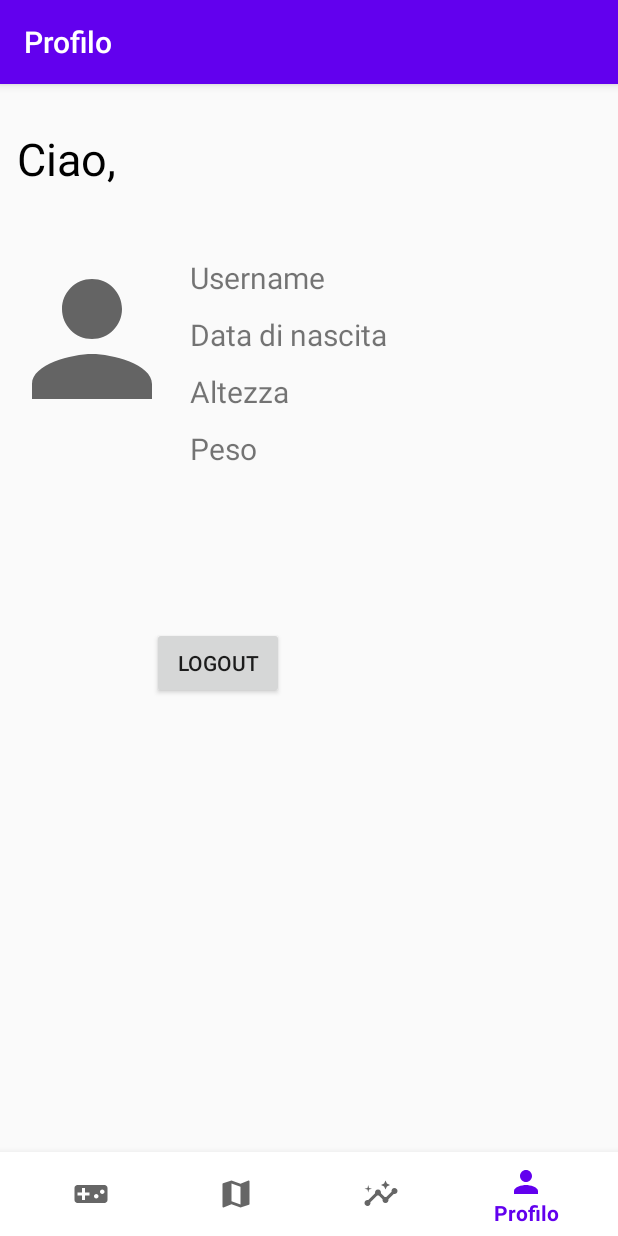
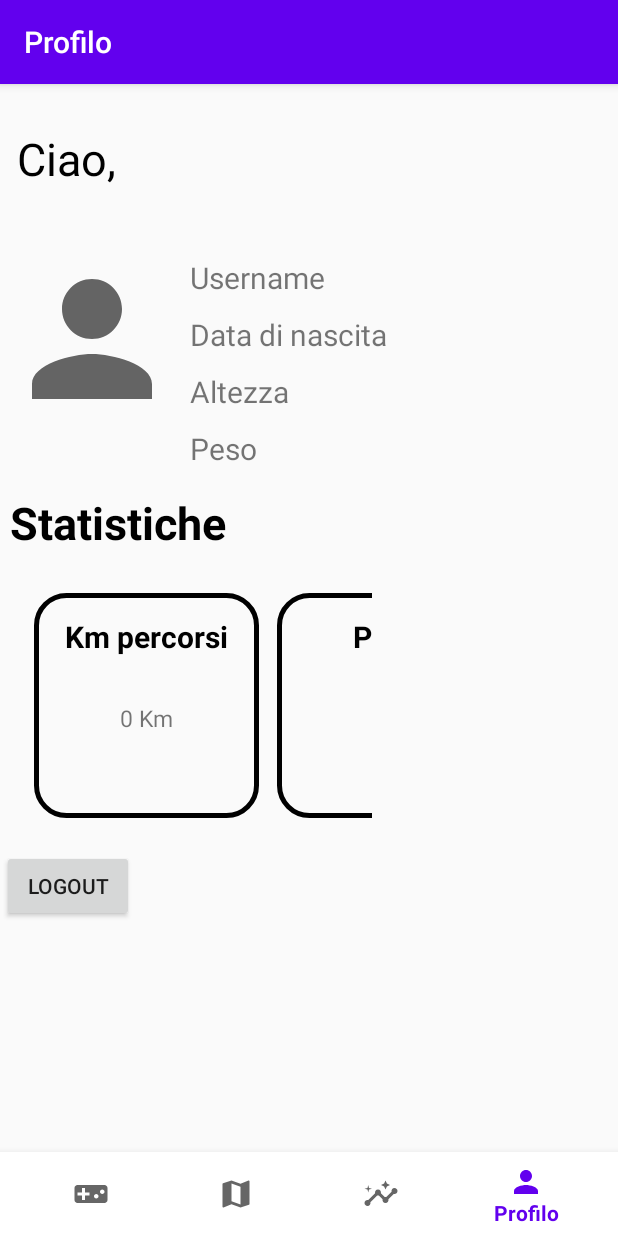
Before and after one commit to PaoloDiStasio98/JammBell, an Android app: the screen it shows after launch once a user with an empty profile is signed in (Main2Activity), on a phone screen of 412 x 824 dp. Run offline under Robolectric (Android 15) with nearby library versions, the phone set to English and light mode, and no system bars; our stand-ins replace Firebase (no records; nobody signed in at launch, a user with empty details on screens opened directly), navigation-ui.

Commit message:
Statistiche profilo

```diff
--- /dev/null
+++ b/app/src/main/java/com/example/jammbell/MyAdapter.java
@@ -0,0 +1,55 @@
+package com.example.jammbell;
+
+import android.content.Context;
+import android.view.LayoutInflater;
+import android.view.View;
+import android.view.ViewGroup;
+import android.widget.TextView;
+
+import androidx.annotation.NonNull;
+import androidx.recyclerview.widget.RecyclerView;
+
+import org.w3c.dom.Text;
+
+public class MyAdapter  extends RecyclerView.Adapter<MyAdapter.MyViewHolder> {
+
+    String data1[], data2[];
+    Context context;
+
+    public MyAdapter(Context ct, String Titoli[], String Descrizione[]) {
+        context = ct;
+        data1 = Titoli;
+        data2 = Descrizione;
+
+    }
+    @NonNull
+    @Override
+    public MyViewHolder onCreateViewHolder(@NonNull ViewGroup parent, int viewType) {
+        LayoutInflater inflater = LayoutInflater.from(context);
+       View view = inflater.inflate(R.layout.cell_layout, parent, false);
+        return new MyViewHolder(view);
+    }
+
+    @Override
+    public void onBindViewHolder( @NonNull MyAdapter.MyViewHolder holder, int position) {
+        holder.TitoloTextView.setText(data1[position]);
+        holder.DescrizioneTextView.setText(data2[position]);
+    }
+
+    @Override
+    public int getItemCount() {
+        return data1.length;
+    }
+
+    public class MyViewHolder extends RecyclerView.ViewHolder {
+
+        TextView TitoloTextView;
+        TextView DescrizioneTextView;
+
+        public MyViewHolder(@NonNull View itemView) {
+            super(itemView);
+            TitoloTextView = itemView.findViewById(R.id.TitoloCellaTextView);
+            DescrizioneTextView = itemView.findViewById(R.id.DescrizioneCellaTextView);
+        }
+    }
+}
--- a/app/src/main/java/com/example/jammbell/ProfileFragment.java
+++ b/app/src/main/java/com/example/jammbell/ProfileFragment.java
@@ -7,12 +7,15 @@ import android.os.Bundle;
 import androidx.annotation.NonNull;
 import androidx.annotation.Nullable;
 import androidx.fragment.app.Fragment;
+import androidx.recyclerview.widget.LinearLayoutManager;
+import androidx.recyclerview.widget.RecyclerView;
 
 import android.util.Log;
 import android.view.LayoutInflater;
 import android.view.View;
 import android.view.ViewGroup;
 import android.widget.Button;
+import android.widget.FrameLayout;
 import android.widget.ImageView;
 import android.widget.TextView;
 
@@ -26,6 +29,8 @@ import com.google.firebase.firestore.FirebaseFirestore;
 import com.google.firebase.firestore.QueryDocumentSnapshot;
 import com.google.firebase.firestore.QuerySnapshot;
 
+import java.math.RoundingMode;
+import java.text.DecimalFormat;
 import java.time.LocalDateTime;
 import java.time.format.DateTimeFormatter;
 
@@ -44,7 +49,16 @@ public class ProfileFragment extends Fragment {
     TextView altezzaTextView;
 
 
+    double KmTot = 0;
+    long PassiTot = 0;
+    long CalorieTot = 0;
+    long TempoTot = 0;
 
+
+    String TitoliStatistiche[] = {"Km percorsi", "Passi", "Calorie", "Ore totali"};
+    String DescrizioneStatistiche[] = {"0", "0", "0", "0"};
+
+    RecyclerView recyclerViewStatistiche;
 
 
 
@@ -58,6 +72,11 @@ public class ProfileFragment extends Fragment {
         altezzaTextView = (TextView) getView().findViewById(R.id.AltezzaProfiloTextView);
         ImageProfilo = (ImageView) getView().findViewById(R.id.Imageprofilo);
 
+
+        recyclerViewStatistiche = (RecyclerView) getView().findViewById(R.id.recyclerViewStatistiche);
+
+        PullDatiDatabase();
+
         super.onViewCreated(view, savedInstanceState);
 
         logoutButton.setOnClickListener(new View.OnClickListener() {
@@ -69,6 +88,73 @@ public class ProfileFragment extends Fragment {
             }
         });
     }
+
+   public String[] PullDatiDatabase() {
+
+
+
+       mAuth = FirebaseAuth.getInstance();
+
+
+       FirebaseUser currentUser = mAuth.getCurrentUser();
+       if(currentUser != null){
+           Log.d("utenteid", currentUser.getUid());
+
+           db.collection("SessioneVeloce")
+                   .whereEqualTo("UserID", currentUser.getUid())
+                   .get()
+                   .addOnCompleteListener(new OnCompleteListener<QuerySnapshot>() {
+                       @Override
+                       public void onComplete(@NonNull Task<QuerySnapshot> task) {
+                           if (task.isSuccessful()) {
+                               for (QueryDocumentSnapshot document : task.getResult()) {
+
+                                   KmTot = KmTot + (double) document.get("Km");
+                                   PassiTot = PassiTot + (long) document.get("Passi");
+                                   CalorieTot = CalorieTot + (long) document.get("Calorie");
+                                   TempoTot = TempoTot + (long) document.get("Tempo");
+
+
+                               }
+
+                               DecimalFormat df = new DecimalFormat("##########.###");
+                               df.setRoundingMode(RoundingMode.DOWN);
+                               DescrizioneStatistiche[0] = String.valueOf(df.format(KmTot) + " Km");
+                               DescrizioneStatistiche[1] = String.valueOf(PassiTot);
+                               DescrizioneStatistiche[2] = String.valueOf(CalorieTot + " Kcal");
+                               DescrizioneStatistiche[3] = String.valueOf(TempoTot/3600 + " h");
+
+                               MyAdapter myAdapter = new MyAdapter(getContext(), TitoliStatistiche, DescrizioneStatistiche);
+                               recyclerViewStatistiche.setAdapter(myAdapter);
+                               recyclerViewStatistiche.setLayoutManager(new LinearLayoutManager(getContext(), LinearLayoutManager.HORIZONTAL, false));
+
+                           }
+
+                           else
+                               {
+                               Log.d("database", "Error getting documents: ", task.getException());
+                           }
+
+
+
+
+
+
+                       }
+                   });
+
+           Log.d("descrizione", DescrizioneStatistiche[1]);
+
+
+       }
+       else {
+           Log.d("utenteid", "niente vuoto");
+       }
+
+
+
+        return DescrizioneStatistiche;
+   }
 
     @Override
     public View onCreateView(LayoutInflater inflater, ViewGroup container,
--- /dev/null
+++ b/app/src/main/res/drawable/box1.xml
@@ -0,0 +1,11 @@
+<?xml version="1.0" encoding="utf-8"?>
+<selector xmlns:android="http://schemas.android.com/apk/res/android">
+
+    <item>
+        <shape android:shape="rectangle">
+            <solid android:color="@android:color/transparent"/>
+            <stroke android:width="3dp" android:color="@color/black"/>
+            <corners android:radius="20dp"/>
+        </shape>
+    </item>
+</selector>
--- /dev/null
+++ b/app/src/main/res/layout/cell_layout.xml
@@ -0,0 +1,37 @@
+<?xml version="1.0" encoding="utf-8"?>
+<LinearLayout xmlns:android="http://schemas.android.com/apk/res/android"
+    xmlns:app="http://schemas.android.com/apk/res-auto"
+    android:orientation="vertical"
+    android:layout_width="150dp"
+    android:layout_height="150dp"
+    android:padding="10dp"
+    android:layout_gravity="center"
+    app:layout_constraintCircleRadius="50dp"
+    android:background="@drawable/box1"
+    android:layout_margin="6dp">
+
+    <TextView
+        android:paddingTop="5dp"
+        android:layout_width="wrap_content"
+        android:layout_height="wrap_content"
+        android:text="Titolo"
+        android:id="@+id/TitoloCellaTextView"
+        android:textSize="20dp"
+        android:textStyle="bold"
+        android:textAlignment="center"
+        android:layout_gravity="center"
+        android:textColor="@color/black"/>
+
+    <TextView
+        android:paddingTop="30dp"
+        android:layout_width="wrap_content"
+        android:layout_height="wrap_content"
+        android:text="Descrizione"
+        android:id="@+id/DescrizioneCellaTextView"
+        android:textSize="15dp"
+        android:textAlignment="center"
+        android:layout_gravity="center"/>
+
+
+
+</LinearLayout>
--- a/app/src/main/res/layout/fragment_profile.xml
+++ b/app/src/main/res/layout/fragment_profile.xml
@@ -8,17 +8,18 @@
 
     <LinearLayout
         android:layout_width="wrap_content"
-        android:layout_height="wrap_content"
+        android:layout_height="match_parent"
         android:orientation="vertical">
 
         <TextView
-          android:layout_margin="10dp"
             android:id="@+id/CiaoNomeCognomeText"
             android:layout_width="wrap_content"
             android:layout_height="wrap_content"
+            android:layout_margin="10dp"
             android:text="Ciao,"
-          android:textSize="30dp"
-          android:textColor="@color/black"/> -->
+            android:textColor="@color/black"
+            android:textSize="30dp" />
+
 
         <LinearLayout
             android:layout_width="wrap_content"
@@ -30,8 +31,8 @@
                 android:id="@+id/Imageprofilo"
                 android:layout_width="120dp"
                 android:layout_height="120dp"
-            android:src="@drawable/ic_baseline_person_24"
-            android:scaleType="fitXY"/>
+                android:scaleType="fitXY"
+                android:src="@drawable/ic_baseline_person_24" />
 
             <LinearLayout
                 android:layout_width="wrap_content"
@@ -42,45 +43,63 @@
                     android:id="@+id/UsernameTextView"
                     android:layout_width="wrap_content"
                     android:layout_height="wrap_content"
+                    android:padding="5dp"
                     android:text="Username"
-            android:textSize="20dp"
-            android:padding="5dp"/>
+                    android:textSize="20dp" />
 
                 <TextView
                     android:id="@+id/DataTextView"
                     android:layout_width="wrap_content"
                     android:layout_height="wrap_content"
+                    android:padding="5dp"
                     android:text="Data di nascita"
-                android:textSize="20dp"
-                android:padding="5dp"/>
+                    android:textSize="20dp" />
 
                 <TextView
                     android:id="@+id/AltezzaProfiloTextView"
                     android:layout_width="wrap_content"
                     android:layout_height="wrap_content"
+                    android:padding="5dp"
                     android:text="Altezza"
-                android:textSize="20dp"
-                android:padding="5dp"/>
+                    android:textSize="20dp" />
 
                 <TextView
                     android:id="@+id/PesoProfiloTextView"
                     android:layout_width="wrap_content"
                     android:layout_height="wrap_content"
+                    android:padding="5dp"
                     android:text="Peso"
-                android:textSize="20dp"
-                android:padding="5dp"/>
+                    android:textSize="20dp" />
 
             </LinearLayout>
 
         </LinearLayout>
 
+        <TextView
+            android:layout_width="wrap_content"
+            android:layout_height="wrap_content"
+            android:layout_marginLeft="5dp"
+            android:layout_marginTop="10dp"
+            android:layout_marginBottom="5dp"
+            android:text="Statistiche"
+            android:textColor="@color/black"
+            android:textSize="30dp"
+            android:textStyle="bold" />
+
+
+        <androidx.recyclerview.widget.RecyclerView
+            android:id="@+id/recyclerViewStatistiche"
+            android:layout_width="match_parent"
+            android:layout_height="wrap_content"
+            android:layout_margin="5dp"
+            android:orientation="horizontal"
+            android:padding="10dp" />
 
         <Button
             android:id="@+id/logoutButton"
             android:layout_width="wrap_content"
             android:layout_height="wrap_content"
-        android:layout_margin="100dp"
-        android:text="logout"/>
+            android:text="logout" />
 
 
     </LinearLayout>
--- a/app/src/main/res/values/strings.xml
+++ b/app/src/main/res/values/strings.xml
@@ -2,4 +2,5 @@
     <string name="app_name">JammBell</string>
     <!-- TODO: Remove or change this placeholder text -->
     <string name="hello_blank_fragment">Hello blank fragment</string>
+
 </resources>
```
Lines whose indentation alone changed are shown as unchanged.
